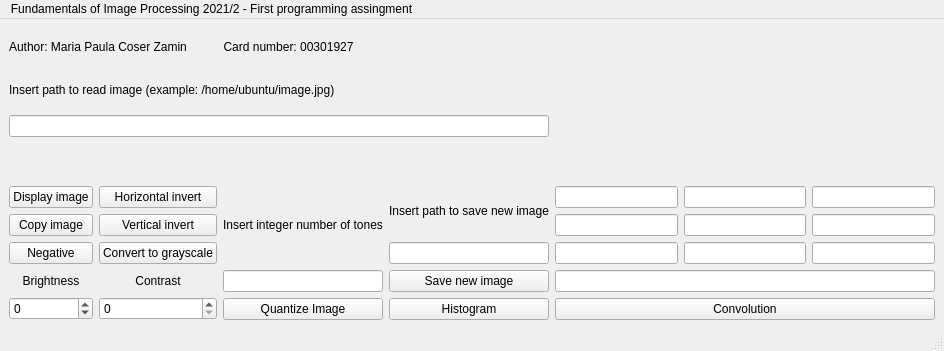
Qt form mainwindow.ui (mpaulazamin/Trabalho2_FPI_Maria_Paula_Zamin) before a commit.
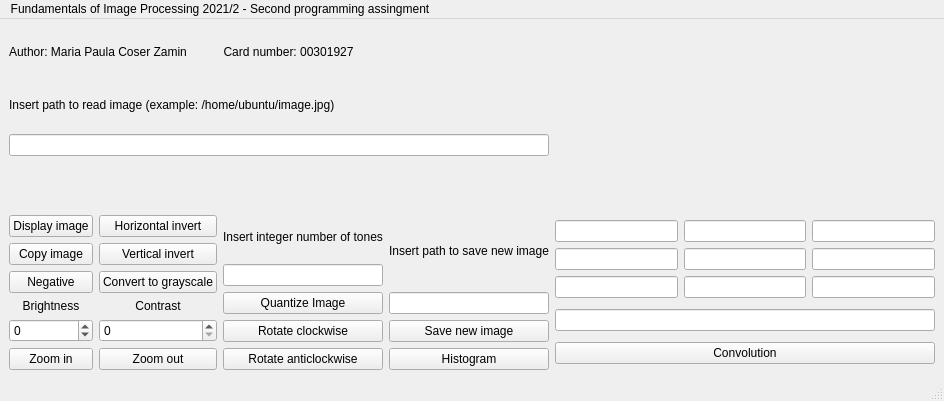
The same form after that commit.

Commit message: adding zoom in and rotation

The edit to the form file:
```diff
--- a/mainwindow.ui
+++ b/mainwindow.ui
@@ -7,7 +7,7 @@
     <x>0</x>
     <y>0</y>
     <width>944</width>
-    <height>351</height>
+    <height>401</height>
    </rect>
   </property>
   <property name="windowTitle">
@@ -104,6 +104,13 @@
           </property>
          </widget>
         </item>
+        <item>
+         <widget class="QPushButton" name="pushButtonZoomIn">
+          <property name="text">
+           <string>Zoom in</string>
+          </property>
+         </widget>
+        </item>
        </layout>
       </item>
       <item>
@@ -149,6 +156,13 @@
           </property>
          </widget>
         </item>
+        <item>
+         <widget class="QPushButton" name="pushButtonZoomOut">
+          <property name="text">
+           <string>Zoom out</string>
+          </property>
+         </widget>
+        </item>
        </layout>
       </item>
       <item>
@@ -177,6 +191,20 @@
           </property>
          </widget>
         </item>
+        <item>
+         <widget class="QPushButton" name="pushButtonRotateClockWise">
+          <property name="text">
+           <string>Rotate clockwise</string>
+          </property>
+         </widget>
+        </item>
+        <item>
+         <widget class="QPushButton" name="pushButtonRotateAntiClockWise">
+          <property name="text">
+           <string>Rotate anticlockwise</string>
+          </property>
+         </widget>
+        </item>
        </layout>
       </item>
       <item>
@@ -326,7 +354,7 @@
    </property>
    <widget class="QMenu" name="menuTrabalho_1">
     <property name="title">
-     <string>Fundamentals of Image Processing 2021/2 - First programming assingment</string>
+     <string>Fundamentals of Image Processing 2021/2 - Second programming assingment</string>
     </property>
    </widget>
    <addaction name="menuTrabalho_1"/>
```
The commit also changes 3 other files.
